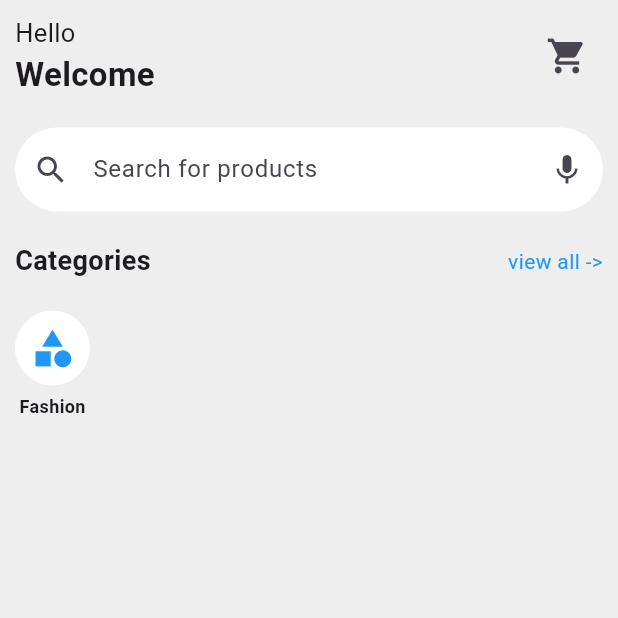
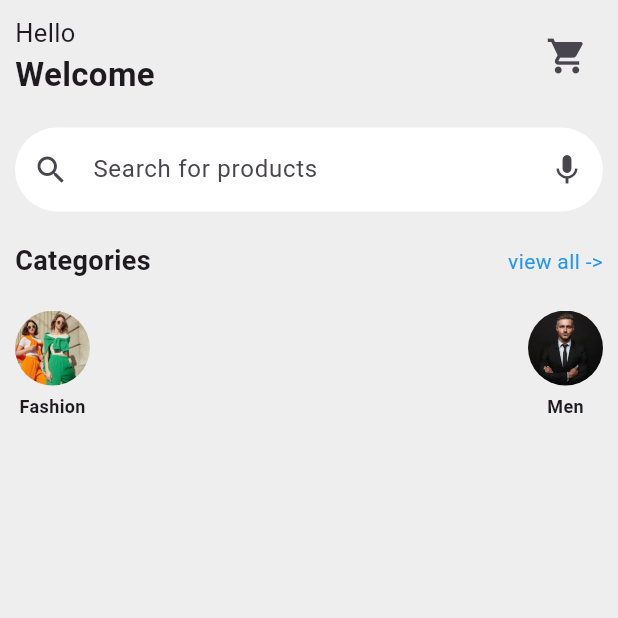
Before and after one commit to Nadia-Islam-Rupa/Full-Stack-E-Commerce-App, a Flutter app: the screen it shows after launch, on a phone screen of 412 x 824 dp, the top half of it. Run offline on Flutter 3.47's test engine with Material 3 defaults, Android fonts, the phone set to English and light mode, and no system bars.

Commit message:
feat: add Category model and data for categories in the app

```diff
--- /dev/null
+++ b/lib/data/category/category_model.dart
@@ -0,0 +1,6 @@
+class Category {
+  final String name;
+  final String image;
+
+  Category({required this.name, required this.image});
+}
--- a/lib/pages/home/category.dart
+++ b/lib/pages/home/category.dart
@@ -13,11 +13,27 @@ class CategoryName extends StatelessWidget {
             CircleAvatar(
               radius: 25,
               backgroundColor: Colors.white,
-              child: Icon(Icons.category, size: 30, color: Colors.blue),
+              backgroundImage: AssetImage("assets/fashion.jpg"),
             ),
+
             SizedBox(height: 5),
             Text(
               "Fashion",
+              style: TextStyle(fontSize: 12, fontWeight: FontWeight.w600),
+            ),
+          ],
+        ),
+        Column(
+          children: [
+            CircleAvatar(
+              radius: 25,
+              backgroundColor: Colors.white,
+              backgroundImage: AssetImage("assets/men.jpeg"),
+            ),
+
+            SizedBox(height: 5),
+            Text(
+              "Men",
               style: TextStyle(fontSize: 12, fontWeight: FontWeight.w600),
             ),
           ],
```
Also changed, not shown: lib/data/category/category_data.dart (added, +9 -0 lines).
